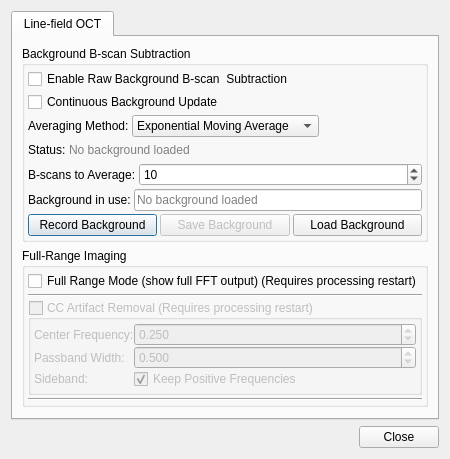
First picture: the form in octproz_project/octproz/src/advancedsettingsdialog.ui, repository spectralcode/OCTproZ, before the edit.
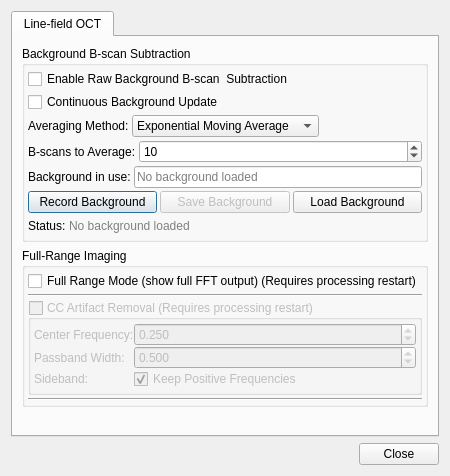
Second picture: the form after the edit.

Diff of the .ui file:
```diff
--- a/octproz_project/octproz/src/advancedsettingsdialog.ui
+++ b/octproz_project/octproz/src/advancedsettingsdialog.ui
@@ -7,7 +7,7 @@
     <x>0</x>
     <y>0</y>
     <width>408</width>
-    <height>449</height>
+    <height>476</height>
    </rect>
   </property>
   <property name="windowTitle">
@@ -106,40 +106,6 @@
             </item>
            </layout>
           </item>
-          <item>
-           <layout class="QHBoxLayout" name="horizontalLayout_bgStatus">
-            <item>
-             <widget class="QLabel" name="label_bgStatus">
-              <property name="text">
-               <string>Status:</string>
-              </property>
-             </widget>
-            </item>
-            <item>
-             <widget class="QLabel" name="label_bgStatusIndicator">
-              <property name="styleSheet">
-               <string>color: gray;</string>
-              </property>
-              <property name="text">
-               <string>No background loaded</string>
-              </property>
-             </widget>
-            </item>
-            <item>
-             <spacer name="horizontalSpacer_bgStatus">
-              <property name="orientation">
-               <enum>Qt::Horizontal</enum>
-              </property>
-              <property name="sizeHint" stdset="0">
-               <size>
-                <width>40</width>
-                <height>20</height>
-               </size>
-              </property>
-             </spacer>
-            </item>
-           </layout>
-          </item>
           <item>
            <layout class="QFormLayout" name="formLayout_bgFrame">
             <item row="0" column="0">
@@ -155,7 +121,7 @@
                <number>1</number>
               </property>
               <property name="maximum">
-               <number>1000</number>
+               <number>999999</number>
               </property>
               <property name="value">
                <number>10</number>
@@ -216,6 +182,40 @@
             </item>
            </layout>
           </item>
+          <item>
+           <layout class="QHBoxLayout" name="horizontalLayout_bgStatus">
+            <item>
+             <widget class="QLabel" name="label_bgStatus">
+              <property name="text">
+               <string>Status:</string>
+              </property>
+             </widget>
+            </item>
+            <item>
+             <widget class="QLabel" name="label_bgStatusIndicator">
+              <property name="styleSheet">
+               <string>color: gray;</string>
+              </property>
+              <property name="text">
+               <string>No background loaded</string>
+              </property>
+             </widget>
+            </item>
+            <item>
+             <spacer name="horizontalSpacer_bgStatus">
+              <property name="orientation">
+               <enum>Qt::Horizontal</enum>
+              </property>
+              <property name="sizeHint" stdset="0">
+               <size>
+                <width>40</width>
+                <height>20</height>
+               </size>
+              </property>
+             </spacer>
+            </item>
+           </layout>
+          </item>
          </layout>
         </widget>
        </item>
```
Left out of the diff: 2 changed lines with no effect on the pictures.
